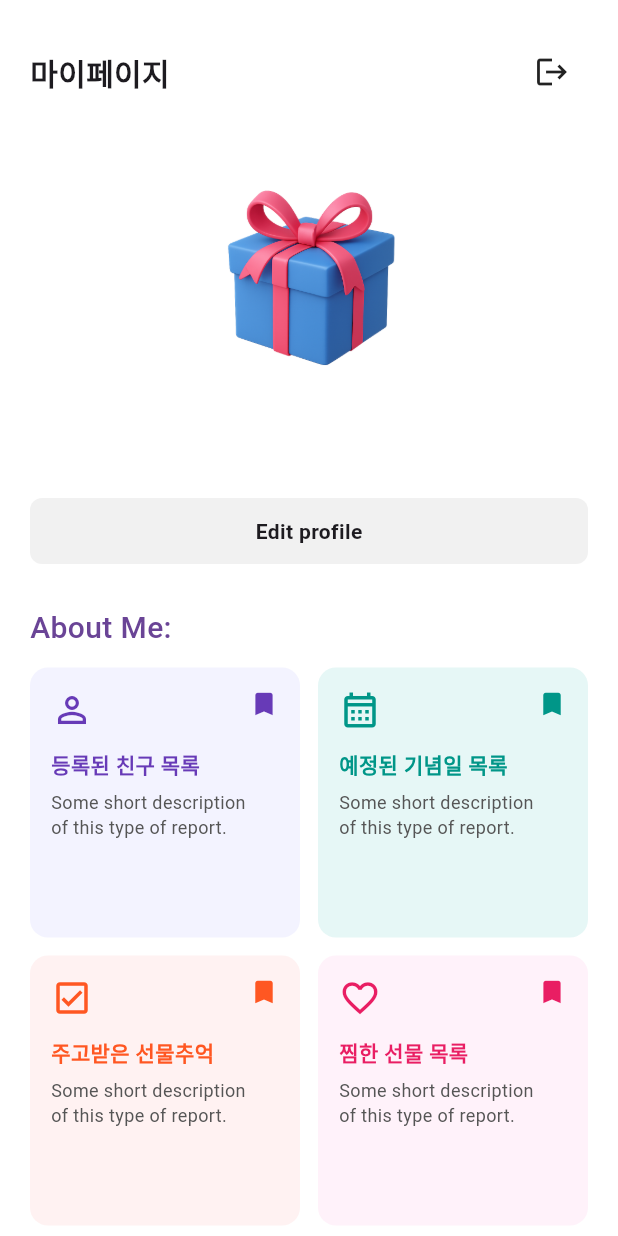
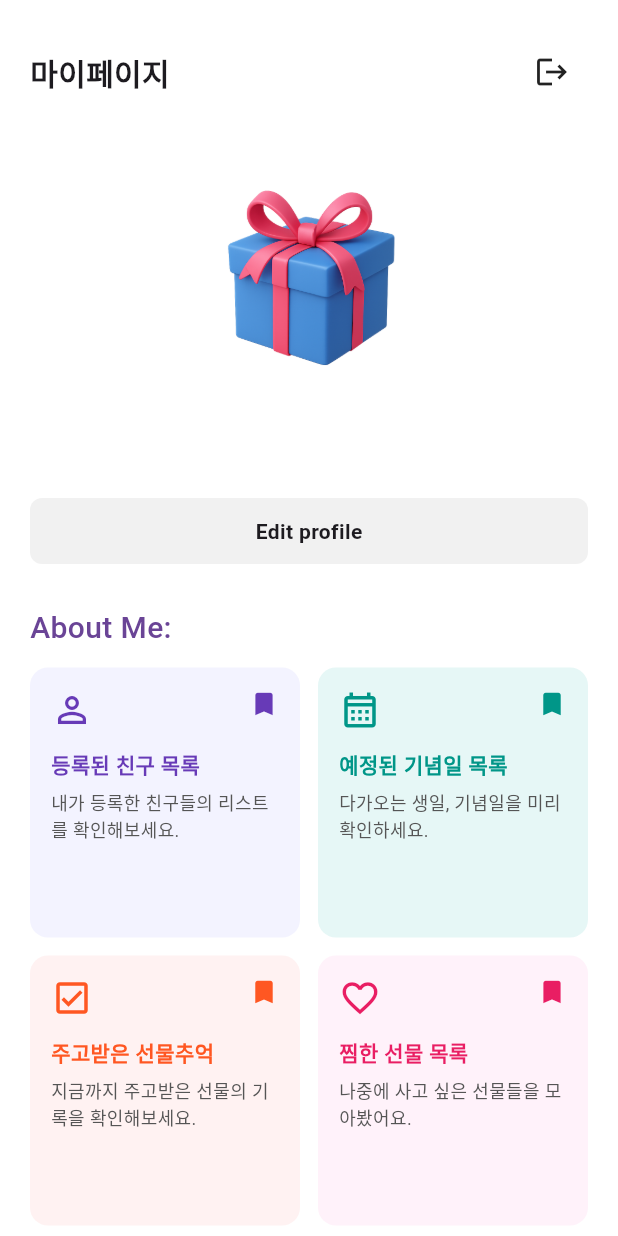
Before and after one commit to daahunii/Giftoyou, a Flutter app: the ProfilePage screen opened directly, on a phone screen of 412 x 824 dp. Run offline on Flutter 3.47's test engine with Material 3 defaults, Android fonts, the phone set to English and light mode, and no system bars; our stand-ins replace cloud_firestore, firebase_auth, firebase_core, firebase_storage, image_picker, permission_handler and 1 more; accounts and stored records are empty; Roboto replaces fonts that are missing (Pretendard).

Commit message:
profile 페이지 기능 추가

```diff
--- a/lib/app.dart
+++ b/lib/app.dart
@@ -4,6 +4,8 @@ import 'screens/splash.dart';
 import 'screens/home.dart';
 import 'screens/login.dart';
 import 'screens/recommendList.dart';
+import 'screens/calendar.dart';
+import 'screens/friendsList.dart';
 
 class GiftoYouApp extends StatelessWidget {
   const GiftoYouApp({super.key});
@@ -32,6 +34,8 @@ class GiftoYouApp extends StatelessWidget {
         '/': (context) => const Splash(),
         '/home': (context) => const Home(),
         '/login': (context) => const Login(),
+        '/calendar': (context) => const CalendarPage(),
+        '/friendsList': (context) => const FriendsListPage(),
         '/recommendList': (context) {
           final args = ModalRoute.of(context)!.settings.arguments as Map<String, dynamic>;
           return RecommendListPage(
--- a/lib/screens/profile.dart
+++ b/lib/screens/profile.dart
@@ -41,7 +41,7 @@ class ProfilePage extends StatelessWidget {
                 ],
               ),
               const SizedBox(height: 16),
-              CircleAvatar(
+              const CircleAvatar(
                 radius: 90,
                 backgroundColor: Colors.white,
                 backgroundImage: AssetImage('assets/gift_close.png'),
@@ -88,20 +88,29 @@ class ProfilePage extends StatelessWidget {
                   _buildInfoCard(
                     icon: Icons.person_outline,
                     title: '등록된 친구 목록',
+                    description: '내가 등록한 친구들의 리스트를 확인해보세요.',
                     color: const Color(0xFFF3F3FF),
                     iconColor: Colors.deepPurple,
                     bookmarkColor: Colors.deepPurple,
+                    onTap: () {
+                      Navigator.pushNamed(context, '/friendsList');
+                    },
                   ),
                   _buildInfoCard(
                     icon: Icons.calendar_month_outlined,
                     title: '예정된 기념일 목록',
+                    description: '다가오는 생일, 기념일을 미리 확인하세요.',
                     color: const Color(0xFFE6F7F6),
                     iconColor: Colors.teal,
                     bookmarkColor: Colors.teal,
+                    onTap: () {
+                      Navigator.pushNamed(context, '/calendar');
+                    },
                   ),
                   _buildInfoCard(
                     icon: Icons.check_box_outlined,
                     title: '주고받은 선물추억',
+                    description: '지금까지 주고받은 선물의 기록을 확인해보세요.',
                     color: const Color(0xFFFFF2F2),
                     iconColor: Colors.deepOrange,
                     bookmarkColor: Colors.deepOrange,
@@ -109,6 +118,7 @@ class ProfilePage extends StatelessWidget {
                   _buildInfoCard(
                     icon: Icons.favorite_border,
                     title: '찜한 선물 목록',
+                    description: '나중에 사고 싶은 선물들을 모아봤어요.',
                     color: const Color(0xFFFFF2FA),
                     iconColor: Colors.pink,
                     bookmarkColor: Colors.pink,
@@ -125,11 +135,15 @@ class ProfilePage extends StatelessWidget {
   Widget _buildInfoCard({
     required IconData icon,
     required String title,
+    required String description,
     required Color color,
     required Color iconColor,
     required Color bookmarkColor,
+    VoidCallback? onTap,
   }) {
-    return Container(
+    return GestureDetector(
+      onTap: onTap,
+      child: Container(
         padding: const EdgeInsets.all(14),
         decoration: BoxDecoration(
           color: color,
@@ -155,17 +169,18 @@ class ProfilePage extends StatelessWidget {
                   ),
                 ),
                 const SizedBox(height: 6),
-              const Text(
-                'Some short description\nof this type of report.',
-                style: TextStyle(
+                Text(
+                  description,
+                  style: const TextStyle(
                     color: Color(0xFF555555),
                     fontSize: 12,
                   ),
-              )
+                ),
               ],
             ),
           ],
         ),
+      ),
     );
   }
 }
```
Lines whose indentation alone changed are shown as unchanged.
